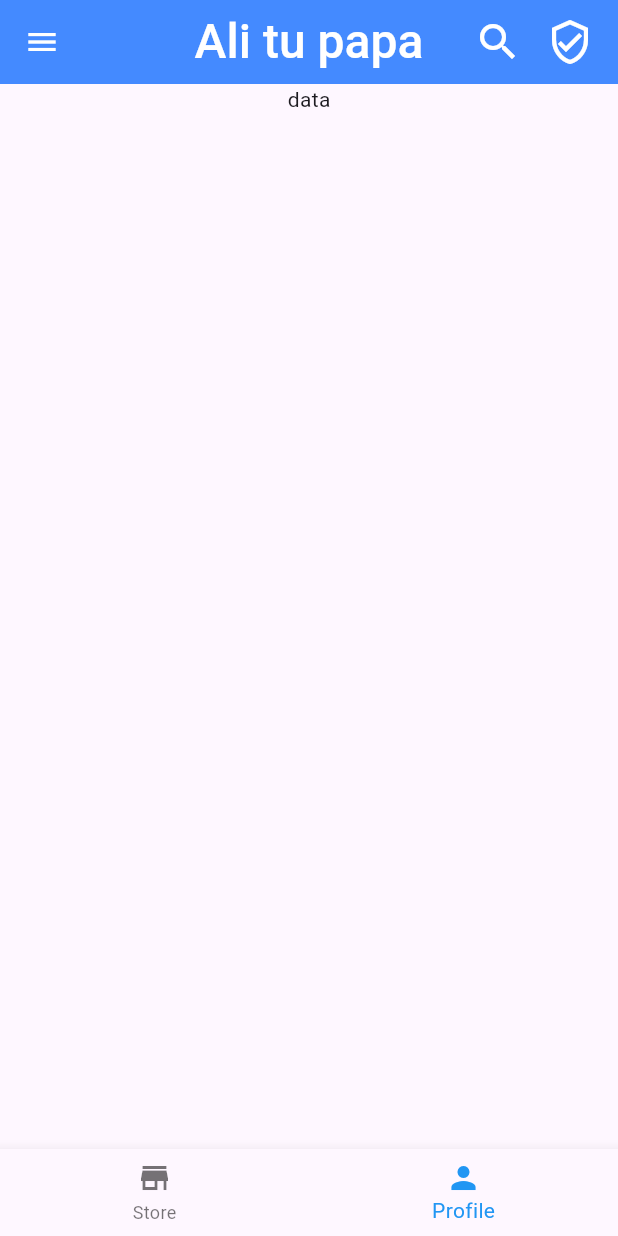
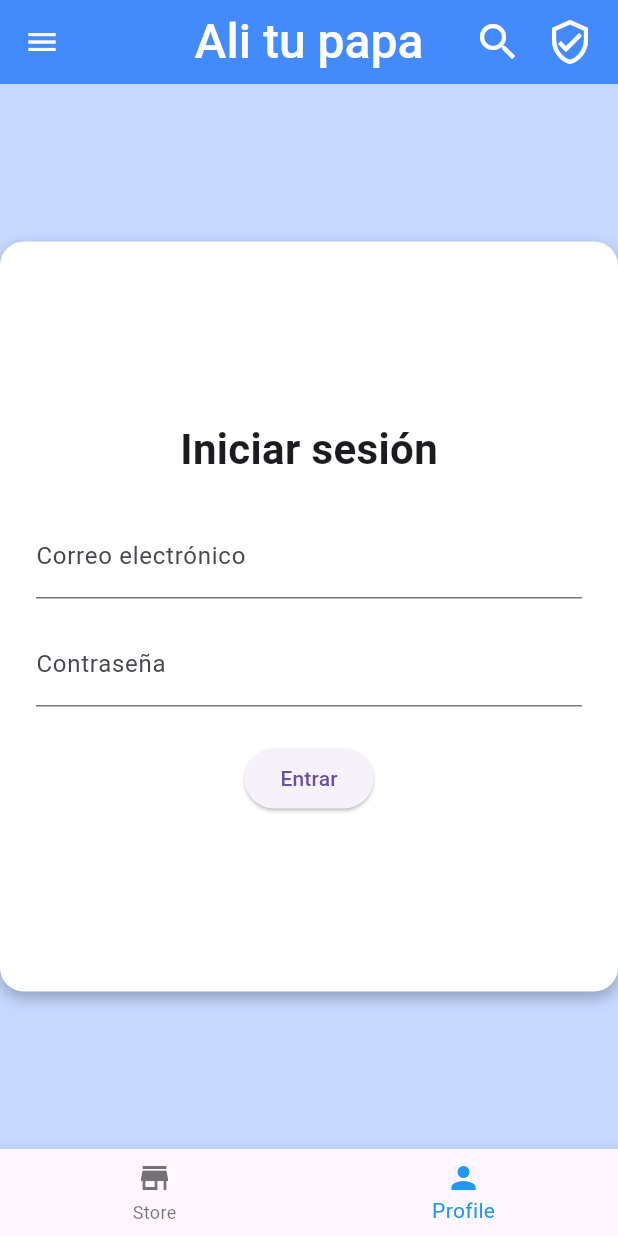
Before and after one commit to fonsitow/flutter_2, a Flutter app: the screen it shows after launch, item 2 of the bottom bar chosen, on a phone screen of 412 x 824 dp. Run offline on Flutter 3.47's test engine with Material 3 defaults, Android fonts, the phone set to English and light mode, and no system bars; network calls fail.

Commit message:
profile avances

```diff
--- a/lib/pages/profile.dart
+++ b/lib/pages/profile.dart
@@ -1,4 +1,5 @@
 import 'package:flutter/material.dart';
+import 'package:my_second_app/util/utilidades.dart';
 
 class ProfilePage extends StatefulWidget {
   const ProfilePage({super.key});
@@ -8,14 +9,81 @@ class ProfilePage extends StatefulWidget {
 }
 
 class _ProfilePageState extends State<ProfilePage> {
+  final _formKey = GlobalKey<FormState>();
+  final _emailController = TextEditingController();
+  final _passwordController = TextEditingController();
+
+  void _login() {
+    if (_formKey.currentState!.validate()) {
+      // Aquí iría tu lógica de autenticación (API, Firebase, etc.)
+      Navigator.pushReplacementNamed(context, '/home');
+    }
+  }
+
   @override
   Widget build(BuildContext context) {
-    return Column(
-      children: [
-        Center(
-          child: Text('data'),
-        )
-      ],
+    return Scaffold(
+      backgroundColor: ColorPalet().bg,
+      body: Center(
+        child: Container(
+          width: 500,
+          height: 500,
+          decoration: BoxDecoration(
+            color: Colors.white,
+            borderRadius: BorderRadius.circular(16),
+            boxShadow: [
+              BoxShadow(
+                color: Colors.black26,
+                blurRadius: 8,
+                offset: Offset(0, 4),
+              ),
+            ],
+          ),
+          child: Center(
+            child: Padding(
+              padding: const EdgeInsets.all(24.0),
+              child: Form(
+                key: _formKey,
+                child: Column(
+                  mainAxisSize: MainAxisSize.min,
+                  children: [
+                    const Text("Iniciar sesión", style: TextStyle(fontSize: 28, fontWeight: FontWeight.bold)),
+                    const SizedBox(height: 24),
+                    TextFormField(
+                      controller: _emailController,
+                      decoration: const InputDecoration(labelText: "Correo electrónico"),
+                      keyboardType: TextInputType.emailAddress,
+                      validator: (value) {
+                        if (value == null || value.isEmpty || !value.contains("@")) {
+                          return "Ingresa un correo válido";
+                        }
+                        return null;
+                      },
+                    ),
+                    const SizedBox(height: 16),
+                    TextFormField(
+                      controller: _passwordController,
+                      decoration: const InputDecoration(labelText: "Contraseña"),
+                      obscureText: true,
+                      validator: (value) {
+                        if (value == null || value.length < 6) {
+                          return "La contraseña debe tener al menos 6 caracteres";
+                        }
+                        return null;
+                      },
+                    ),
+                    const SizedBox(height: 24),
+                    ElevatedButton(
+                      onPressed: _login,
+                      child: const Text("Entrar"),
+                    ),
+                  ],
+                ),
+              ),
+            ),
+          ),
+        ),
+      ),
     );
   }
 }
```
